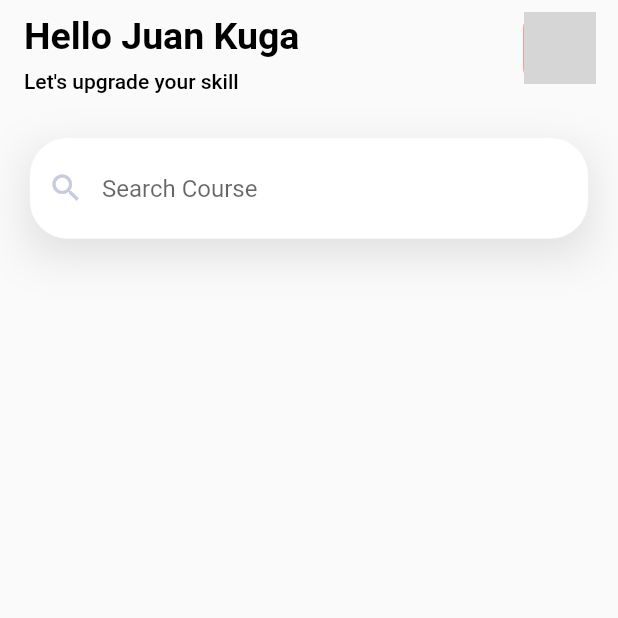
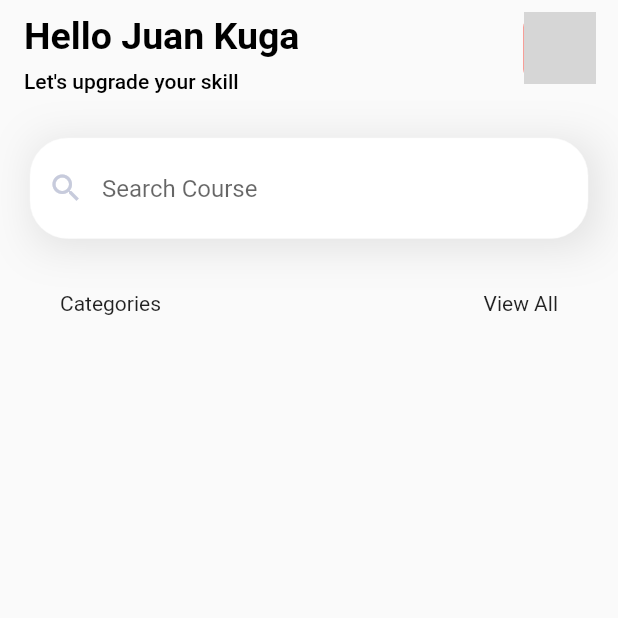
Before and after one commit to juankp3/flutter, a Flutter app: the screen it shows after launch, on a phone screen of 412 x 824 dp, the top half of it. Run offline on Flutter 3.47's test engine with Material 2 defaults, Android fonts, the phone set to English and light mode, and no system bars; grey boxes are pictures that could not be loaded.

Commit message:
Title categories

```diff
--- a/app_grid/lib/page/Home/home.dart
+++ b/app_grid/lib/page/Home/home.dart
@@ -40,13 +40,10 @@ class Home extends StatelessWidget {
       body: Column(
         children: [
           Padding(padding: const EdgeInsets.all(10.0),
-          // SizedBox(height: 8.0),
           child: Column(
             children: [
-              // _inputText(),
-              // SizedBox(height: 8.0),
               InputSearch(),
-              // Text('Hola mundo')
+              _categories(),
             ],
           )),
 
@@ -56,4 +53,22 @@ class Home extends StatelessWidget {
   }
 
 
+  Widget _categories()
+  {
+    return Column(
+      children: [
+        Padding(
+          padding: EdgeInsets.only(left: 30.0, right: 30.0, top: 25.0, bottom: 15.0),
+          child: Row(
+            mainAxisAlignment: MainAxisAlignment.spaceBetween,
+            crossAxisAlignment: CrossAxisAlignment.start,
+            children: [
+              Text('Categories'),
+              Text('View All')
+            ]
+          ),
+        )
+      ],
+    );
+  }
 }
--- a/app_grid/lib/widget/input_search.dart
+++ b/app_grid/lib/widget/input_search.dart
@@ -13,7 +13,7 @@ class InputSearch extends StatelessWidget {
               BoxShadow(
                 color: Color.fromRGBO(222, 222, 222, 1),
                 blurRadius: 25.0,
-                offset: Offset(0, 10.0),
+                offset: Offset(4.0, 4.0), // 4.0, 4.0
               )
             ],
         ),
```
